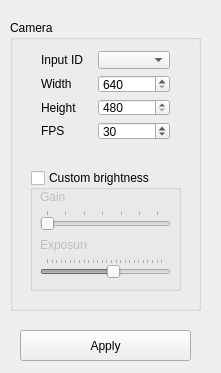
This is Client/src/view/ConfigWindow.ui in AIRLegend/aitrack as Qt 5 draws it before an edit. The edited form follows.
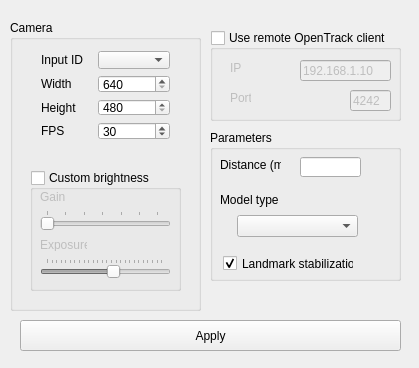
This is the edited form. Icons and pictures are not drawn.

Commit message: Moved all config stuff to the Config Window and fixed the issue related to not storing properly IP and port (Github issue #30).

The edit to the form file:
```diff
--- a/Client/src/view/ConfigWindow.ui
+++ b/Client/src/view/ConfigWindow.ui
@@ -9,10 +9,16 @@
    <rect>
     <x>0</x>
     <y>0</y>
-    <width>221</width>
-    <height>373</height>
+    <width>419</width>
+    <height>368</height>
    </rect>
   </property>
+  <property name="maximumSize">
+   <size>
+    <width>419</width>
+    <height>368</height>
+   </size>
+  </property>
   <property name="windowTitle">
    <string>ConfigWindow</string>
   </property>
@@ -212,8 +218,8 @@
    <property name="geometry">
     <rect>
      <x>20</x>
-     <y>330</y>
-     <width>171</width>
+     <y>320</y>
+     <width>381</width>
      <height>31</height>
     </rect>
    </property>
@@ -221,6 +227,179 @@
     <string>Apply</string>
    </property>
   </widget>
+  <widget class="QGroupBox" name="sendGroupbox">
+   <property name="enabled">
+    <bool>true</bool>
+   </property>
+   <property name="geometry">
+    <rect>
+     <x>210</x>
+     <y>30</y>
+     <width>191</width>
+     <height>91</height>
+    </rect>
+   </property>
+   <property name="title">
+    <string>Use remote OpenTrack client</string>
+   </property>
+   <property name="checkable">
+    <bool>true</bool>
+   </property>
+   <property name="checked">
+    <bool>false</bool>
+   </property>
+   <widget class="QLineEdit" name="ipField">
+    <property name="geometry">
+     <rect>
+      <x>90</x>
+      <y>30</y>
+      <width>91</width>
+      <height>21</height>
+     </rect>
+    </property>
+    <property name="acceptDrops">
+     <bool>false</bool>
+    </property>
+    <property name="toolTip">
+     <string>&lt;html&gt;&lt;head/&gt;&lt;body&gt;&lt;p&gt;IP address where Opentrack is running. Leave empty for using local PC IP address.&lt;/p&gt;&lt;/body&gt;&lt;/html&gt;</string>
+    </property>
+    <property name="whatsThis">
+     <string>asadf</string>
+    </property>
+    <property name="layoutDirection">
+     <enum>Qt::LeftToRight</enum>
+    </property>
+    <property name="text">
+     <string>192.168.1.10</string>
+    </property>
+   </widget>
+   <widget class="QLabel" name="label_7">
+    <property name="geometry">
+     <rect>
+      <x>20</x>
+      <y>30</y>
+      <width>21</width>
+      <height>16</height>
+     </rect>
+    </property>
+    <property name="text">
+     <string>IP</string>
+    </property>
+   </widget>
+   <widget class="QLabel" name="label_8">
+    <property name="geometry">
+     <rect>
+      <x>20</x>
+      <y>60</y>
+      <width>21</width>
+      <height>16</height>
+     </rect>
+    </property>
+    <property name="text">
+     <string>Port</string>
+    </property>
+   </widget>
+   <widget class="QLineEdit" name="portField">
+    <property name="geometry">
+     <rect>
+      <x>140</x>
+      <y>60</y>
+      <width>41</width>
+      <height>21</height>
+     </rect>
+    </property>
+    <property name="layoutDirection">
+     <enum>Qt::LeftToRight</enum>
+    </property>
+    <property name="text">
+     <string>4242</string>
+    </property>
+   </widget>
+  </widget>
+  <widget class="QGroupBox" name="paramsGroupBox">
+   <property name="geometry">
+    <rect>
+     <x>210</x>
+     <y>130</y>
+     <width>191</width>
+     <height>151</height>
+    </rect>
+   </property>
+   <property name="title">
+    <string>Parameters</string>
+   </property>
+   <widget class="QLabel" name="label_9">
+    <property name="geometry">
+     <rect>
+      <x>10</x>
+      <y>26</y>
+      <width>61</width>
+      <height>18</height>
+     </rect>
+    </property>
+    <property name="text">
+     <string>Distance (m)</string>
+    </property>
+   </widget>
+   <widget class="QLineEdit" name="distanceField">
+    <property name="geometry">
+     <rect>
+      <x>90</x>
+      <y>27</y>
+      <width>61</width>
+      <height>20</height>
+     </rect>
+    </property>
+    <property name="text">
+     <string/>
+    </property>
+   </widget>
+   <widget class="QLabel" name="label_10">
+    <property name="geometry">
+     <rect>
+      <x>10</x>
+      <y>62</y>
+      <width>121</width>
+      <height>16</height>
+     </rect>
+    </property>
+    <property name="text">
+     <string>Model type</string>
+    </property>
+   </widget>
+   <widget class="QComboBox" name="modeltypeSelect">
+    <property name="geometry">
+     <rect>
+      <x>27</x>
+      <y>85</y>
+      <width>121</width>
+      <height>22</height>
+     </rect>
+    </property>
+   </widget>
+   <widget class="QCheckBox" name="landmarkStabChck">
+    <property name="geometry">
+     <rect>
+      <x>13</x>
+      <y>118</y>
+      <width>131</width>
+      <height>31</height>
+     </rect>
+    </property>
+    <property name="toolTip">
+     <string>&lt;html&gt;&lt;head/&gt;&lt;body&gt;&lt;p&gt;&lt;span style=&quot; font-weight:600;&quot;&gt;Experimental&lt;/span&gt;&lt;/p&gt;&lt;p&gt;Apply a filter to reduce noise on the recognized facial landmarks. Can reduce noise and thus, make you able to reduce the amount of Acella fitlering in Opentrack, gaining responsiveness.&lt;/p&gt;&lt;/body&gt;&lt;/html&gt;</string>
+    </property>
+    <property name="toolTipDuration">
+     <number>-1</number>
+    </property>
+    <property name="text">
+     <string>Landmark stabilization</string>
+    </property>
+    <property name="checked">
+     <bool>true</bool>
+    </property>
+   </widget>
+  </widget>
  </widget>
  <layoutdefault spacing="6" margin="11"/>
  <resources/>
```
Left out of the diff: 14 changed lines with no effect on the pictures. The commit also changes 9 other files.
